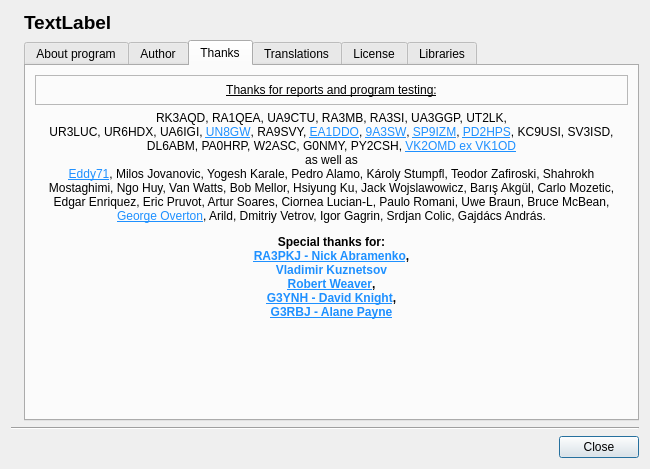
Above: about.ui from radioacoustick/Coil64 before the change. Below: the same form after it.
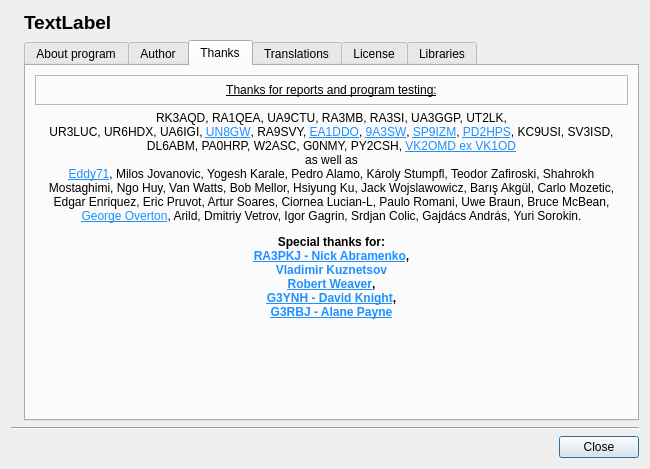
That is the form after the change. Icons and pictures are not drawn.

Patch:
```diff
--- a/about.ui
+++ b/about.ui
@@ -439,7 +439,7 @@
               </font>
              </property>
              <property name="text">
-              <string notr="true">&lt;html&gt;&lt;head&gt;&lt;head/&gt;&lt;body&gt;&lt;p align=&quot;center&quot;&gt;RK3AQD, RA1QEA, UA9CTU, RA3MB, RA3SI, UA3GGP, UT2LK,&lt;br/&gt;UR3LUC, UR6HDX, UA6IGI, &lt;a href=&quot;http://un8gv.my1.ru/&quot;&gt;&lt;span style=&quot;text-decoration: underline; color:DodgerBlue;&quot;&gt;UN8GW&lt;/span&gt;&lt;/a&gt;, RA9SVY, &lt;a href=&quot;http://ea1ddo.es/&quot;&gt;&lt;span style=&quot;text-decoration: underline; color:DodgerBlue;&quot;&gt;EA1DDO&lt;/span&gt;&lt;/a&gt;, &lt;a href=&quot;http://www.qrz.com/db/9A3SW&quot;&gt;&lt;span style=&quot;text-decoration: underline; color:DodgerBlue;&quot;&gt;9A3SW&lt;/span&gt;&lt;/a&gt;, &lt;a href=&quot;http://qrz.pl/callbook.asp?f_domena=sp9izm&quot;&gt;&lt;span style=&quot;text-decoration: underline; color:DodgerBlue;&quot;&gt;SP9IZM&lt;/span&gt;&lt;/a&gt;, &lt;a href=&quot;https://www.qrz.com/db/PD2HPS&quot;&gt;&lt;span style=&quot;text-decoration: underline; color:DodgerBlue;&quot;&gt;PD2HPS&lt;/span&gt;&lt;/a&gt;, KC9USI, SV3ISD, DL6ABM, PA0HRP, W2ASC, G0NMY, PY2CSH, &lt;a href=&quot;https://www.owenduffy.net/index.htm&quot;&gt;&lt;span style=&quot;text-decoration: underline; color:DodgerBlue;&quot;&gt;VK2OMD ex VK1OD&lt;/span&gt;&lt;/a&gt;&lt;br/&gt;as well as&lt;br/&gt;&lt;a href=&quot;http://www.eddy.com.ua/&quot;&gt;&lt;span style=&quot;text-decoration: underline; color:DodgerBlue;&quot;&gt;Eddy71&lt;/span&gt;&lt;/a&gt;, Milos Jovanovic, Yogesh Karale, Pedro Alamo, Károly Stumpfl, Teodor Zafiroski, Shahrokh Mostaghimi, Ngo Huy, Van Watts, Bob Mellor, Hsiyung Ku, Jack Wojslawowicz, Barış Akgül, Carlo Mozetic, Edgar Enriquez, Eric Pruvot, Artur Soares, Ciornea Lucian-L, Paulo Romani, Uwe Braun, Bruce McBean, &lt;a href=&quot;https://www.geotech1.com/forums/forum.php&quot;&gt;&lt;span style=&quot;text-decoration: underline; color:DodgerBlue;&quot;&gt;George Overton&lt;/span&gt;&lt;/a&gt;, Arild, Dmitriy Vetrov, Igor Gagrin, Srdjan Colic, Gajdács András.&lt;/p&gt;&lt;p align=&quot;center&quot;&gt;&lt;span style=&quot; font-weight:600;&quot;&gt;Special thanks for:&lt;br/&gt;&lt;/span&gt;&lt;a href=&quot;http://www.ra3pkj.ru/&quot;&gt;&lt;span style=&quot; font-weight:600; text-decoration: underline; color:DodgerBlue;&quot;&gt;RA3PKJ - Nick Abramenko&lt;/span&gt;&lt;/a&gt;&lt;span style=&quot; font-weight:600;&quot;&gt;,&lt;/span&gt;&lt;br/&gt;&lt;span style=&quot; font-weight:600; color:DodgerBlue;&quot;&gt;Vladimir Kuznetsov&lt;/span&gt;&lt;br/&gt;&lt;a href=&quot;http://electronbunker.ca/eb/index.html&quot;&gt;&lt;span style=&quot; font-weight:600; text-decoration: underline; color:DodgerBlue;&quot;&gt;Robert Weaver&lt;/span&gt;&lt;/a&gt;&lt;span style=&quot; font-weight:600;&quot;&gt;,&lt;br/&gt;&lt;/span&gt;&lt;a href=&quot;http://www.g3ynh.info/index.html&quot;&gt;&lt;span style=&quot; font-weight:600; text-decoration: underline; color:DodgerBlue;&quot;&gt;G3YNH - David Knight&lt;/span&gt;&lt;/a&gt;&lt;span style=&quot; font-weight:600;&quot;&gt;,&lt;br/&gt;&lt;/span&gt;&lt;a href=&quot;http://g3rbj.co.uk&quot;&gt;&lt;span style=&quot; font-weight:600; text-decoration: underline; color:DodgerBlue;&quot;&gt;G3RBJ - Alane Payne&lt;/span&gt;&lt;/a&gt;&lt;/p&gt;&lt;/body&gt;&lt;/html&gt;</string>
+              <string notr="true">&lt;html&gt;&lt;head&gt;&lt;head/&gt;&lt;body&gt;&lt;p align=&quot;center&quot;&gt;RK3AQD, RA1QEA, UA9CTU, RA3MB, RA3SI, UA3GGP, UT2LK,&lt;br/&gt;UR3LUC, UR6HDX, UA6IGI, &lt;a href=&quot;http://un8gv.my1.ru/&quot;&gt;&lt;span style=&quot;text-decoration: underline; color:DodgerBlue;&quot;&gt;UN8GW&lt;/span&gt;&lt;/a&gt;, RA9SVY, &lt;a href=&quot;http://ea1ddo.es/&quot;&gt;&lt;span style=&quot;text-decoration: underline; color:DodgerBlue;&quot;&gt;EA1DDO&lt;/span&gt;&lt;/a&gt;, &lt;a href=&quot;http://www.qrz.com/db/9A3SW&quot;&gt;&lt;span style=&quot;text-decoration: underline; color:DodgerBlue;&quot;&gt;9A3SW&lt;/span&gt;&lt;/a&gt;, &lt;a href=&quot;http://qrz.pl/callbook.asp?f_domena=sp9izm&quot;&gt;&lt;span style=&quot;text-decoration: underline; color:DodgerBlue;&quot;&gt;SP9IZM&lt;/span&gt;&lt;/a&gt;, &lt;a href=&quot;https://www.qrz.com/db/PD2HPS&quot;&gt;&lt;span style=&quot;text-decoration: underline; color:DodgerBlue;&quot;&gt;PD2HPS&lt;/span&gt;&lt;/a&gt;, KC9USI, SV3ISD, DL6ABM, PA0HRP, W2ASC, G0NMY, PY2CSH, &lt;a href=&quot;https://www.owenduffy.net/index.htm&quot;&gt;&lt;span style=&quot;text-decoration: underline; color:DodgerBlue;&quot;&gt;VK2OMD ex VK1OD&lt;/span&gt;&lt;/a&gt;&lt;br/&gt;as well as&lt;br/&gt;&lt;a href=&quot;http://www.eddy.com.ua/&quot;&gt;&lt;span style=&quot;text-decoration: underline; color:DodgerBlue;&quot;&gt;Eddy71&lt;/span&gt;&lt;/a&gt;, Milos Jovanovic, Yogesh Karale, Pedro Alamo, Károly Stumpfl, Teodor Zafiroski, Shahrokh Mostaghimi, Ngo Huy, Van Watts, Bob Mellor, Hsiyung Ku, Jack Wojslawowicz, Barış Akgül, Carlo Mozetic, Edgar Enriquez, Eric Pruvot, Artur Soares, Ciornea Lucian-L, Paulo Romani, Uwe Braun, Bruce McBean, &lt;a href=&quot;https://www.geotech1.com/forums/forum.php&quot;&gt;&lt;span style=&quot;text-decoration: underline; color:DodgerBlue;&quot;&gt;George Overton&lt;/span&gt;&lt;/a&gt;, Arild, Dmitriy Vetrov, Igor Gagrin, Srdjan Colic, Gajdács András, Yuri Sorokin.&lt;/p&gt;&lt;p align=&quot;center&quot;&gt;&lt;span style=&quot; font-weight:600;&quot;&gt;Special thanks for:&lt;br/&gt;&lt;/span&gt;&lt;a href=&quot;http://www.ra3pkj.ru/&quot;&gt;&lt;span style=&quot; font-weight:600; text-decoration: underline; color:DodgerBlue;&quot;&gt;RA3PKJ - Nick Abramenko&lt;/span&gt;&lt;/a&gt;&lt;span style=&quot; font-weight:600;&quot;&gt;,&lt;/span&gt;&lt;br/&gt;&lt;span style=&quot; font-weight:600; color:DodgerBlue;&quot;&gt;Vladimir Kuznetsov&lt;/span&gt;&lt;br/&gt;&lt;a href=&quot;http://electronbunker.ca/eb/index.html&quot;&gt;&lt;span style=&quot; font-weight:600; text-decoration: underline; color:DodgerBlue;&quot;&gt;Robert Weaver&lt;/span&gt;&lt;/a&gt;&lt;span style=&quot; font-weight:600;&quot;&gt;,&lt;br/&gt;&lt;/span&gt;&lt;a href=&quot;http://www.g3ynh.info/index.html&quot;&gt;&lt;span style=&quot; font-weight:600; text-decoration: underline; color:DodgerBlue;&quot;&gt;G3YNH - David Knight&lt;/span&gt;&lt;/a&gt;&lt;span style=&quot; font-weight:600;&quot;&gt;,&lt;br/&gt;&lt;/span&gt;&lt;a href=&quot;http://g3rbj.co.uk&quot;&gt;&lt;span style=&quot; font-weight:600; text-decoration: underline; color:DodgerBlue;&quot;&gt;G3RBJ - Alane Payne&lt;/span&gt;&lt;/a&gt;&lt;/p&gt;&lt;/body&gt;&lt;/html&gt;</string>
              </property>
              <property name="alignment">
               <set>Qt::AlignLeading|Qt::AlignLeft|Qt::AlignTop</set>
```
